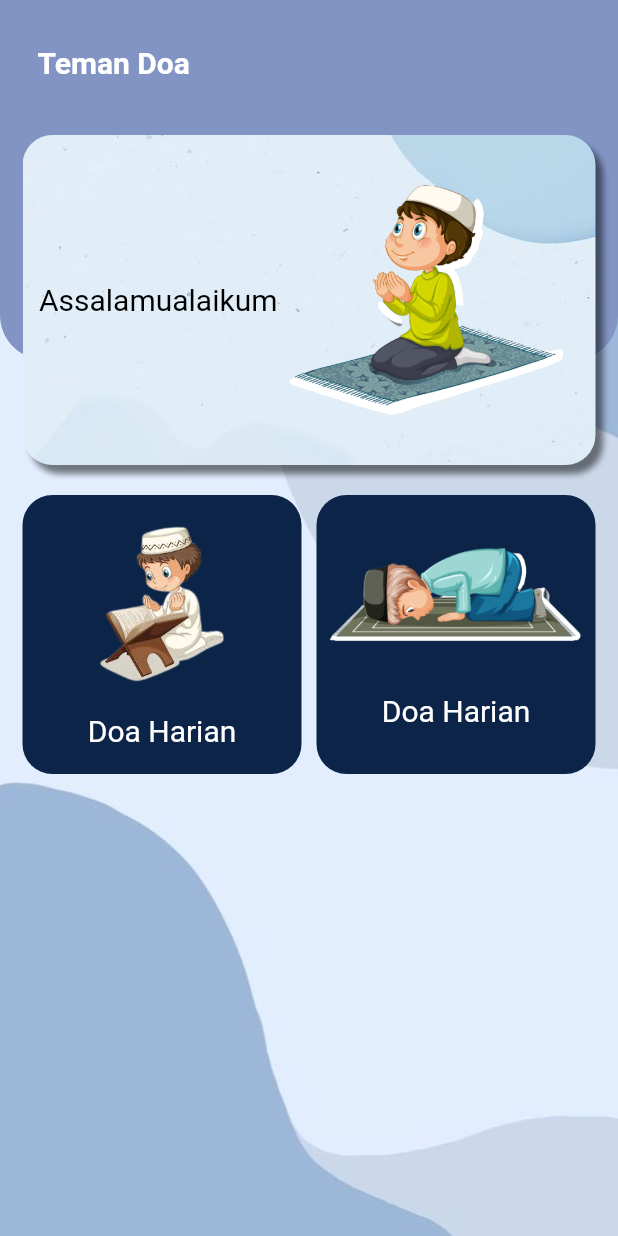
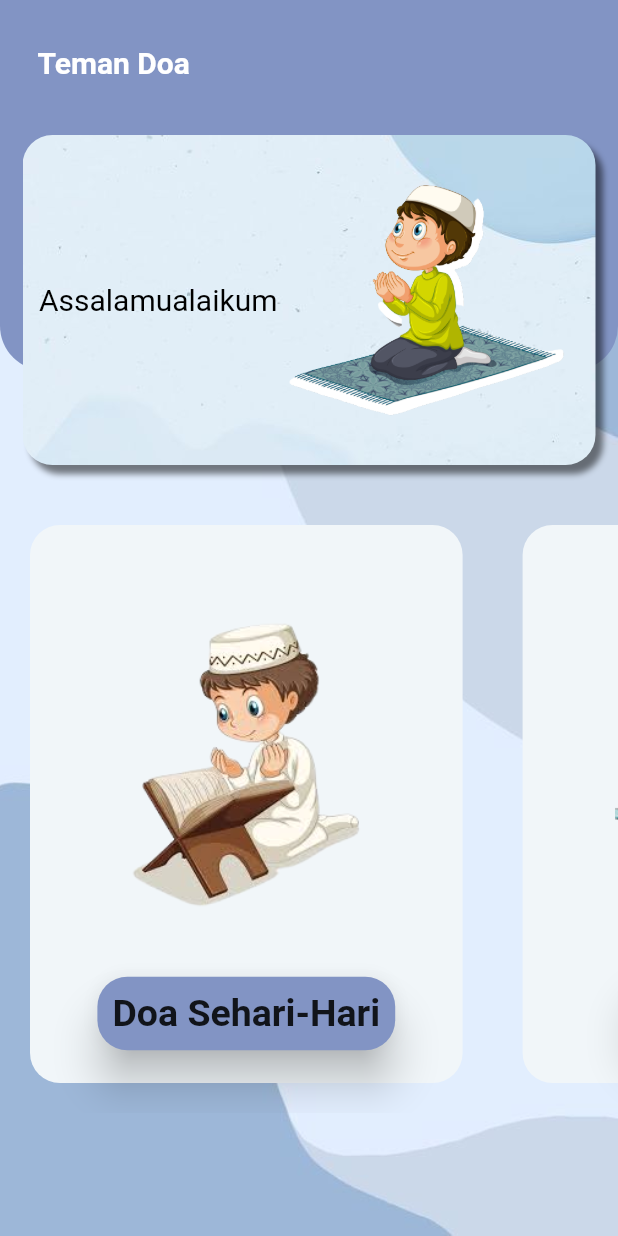
Before and after one commit to HgRayhan08/aplikasi_teman_berdoa, a Flutter app: the screen it shows after launch, on a phone screen of 412 x 824 dp. Run offline on Flutter 3.47's test engine with Material 2 defaults, Android fonts, the phone set to English and light mode, and no system bars; our stand-ins replace dio, google_fonts.

Commit message:
menyelesaikan screen utama

```diff
--- a/lib/screen/dashboard_screen.dart
+++ b/lib/screen/dashboard_screen.dart
@@ -1,6 +1,7 @@
+import 'package:aplikasi_teman_berdoa/screen/bacaan_sholat_screen.dart';
 import 'package:aplikasi_teman_berdoa/screen/doa_harian_screen.dart';
-import 'package:aplikasi_teman_berdoa/screen/menu_sholat_screen.dart';
-import 'package:aplikasi_teman_berdoa/widget/menu_dashboard_custom_widget.dart';
+import 'package:aplikasi_teman_berdoa/screen/niat_sholat_screen.dart';
+import 'package:aplikasi_teman_berdoa/widget/menu_custom_widget.dart';
 import 'package:flutter/material.dart';
 
 class DashboardScreen extends StatelessWidget {
@@ -10,6 +11,13 @@ class DashboardScreen extends StatelessWidget {
 
   @override
   Widget build(BuildContext context) {
+    // ignore: non_constant_identifier_names
+    final MediaQueryHeight = MediaQuery.of(context).size.height;
+
+    // ignore: non_constant_identifier_names
+    final MediaQueryWidth = MediaQuery.of(context).size.width;
+
+    final bodyHeight = MediaQueryHeight - MediaQuery.of(context).padding.top;
     return Container(
       decoration: const BoxDecoration(
         image: DecorationImage(
@@ -18,10 +26,6 @@ class DashboardScreen extends StatelessWidget {
       ),
       child: Scaffold(
         backgroundColor: Colors.transparent,
-        // backgroundColor: const Color(0xffA5D7E8),
-        // appBar: AppBar(
-        //   title: const Text("sahabat muslim"),
-        // ),
         body: SafeArea(
           child: Stack(
             children: [
@@ -34,7 +38,7 @@ class DashboardScreen extends StatelessWidget {
                   color: Color(0xff8294C4),
                 ),
                 width: double.infinity,
-                height: 240,
+                height: bodyHeight * 0.3,
               ),
               const Positioned(
                 top: 30,
@@ -71,7 +75,6 @@ class DashboardScreen extends StatelessWidget {
                             blurRadius: 3,
                             offset: const Offset(5, 6))
                       ],
-                      // color: Color(0xff0B2447),
                     ),
                     child: Row(
                       mainAxisAlignment: MainAxisAlignment.spaceEvenly,
@@ -91,29 +94,39 @@ class DashboardScreen extends StatelessWidget {
                     height: 20,
                   ),
                   SizedBox(
-                    height: 200,
-                    // color: Colors.green,
-                    child: GridView.count(
-                      padding: const EdgeInsets.symmetric(horizontal: 15),
-                      crossAxisSpacing: 10,
-                      mainAxisSpacing: 10,
-                      crossAxisCount: 2,
+                    height: bodyHeight * 0.5,
+                    child: ListView(
+                      scrollDirection: Axis.horizontal,
                       children: [
-                        MenuDashboardCustom(
-                          nama: "Doa Harian",
+                        MenuCustom(
+                          mediaQueryWidth: MediaQueryWidth,
+                          mediaQueryheight: MediaQueryHeight,
+                          widthImage: MediaQueryHeight * 0.2,
+                          text: "Doa Sehari-Hari",
                           image: Image.asset(
                             "assets/images/doa.png",
-                            width: 90,
                           ),
                           navigasi: DoaHarianScreen.routename,
                         ),
-                        MenuDashboardCustom(
-                          nama: "Doa Harian",
+                        MenuCustom(
+                          mediaQueryWidth: MediaQueryWidth,
+                          mediaQueryheight: MediaQueryHeight,
+                          widthImage: MediaQueryHeight * 0.2,
+                          text: "Niat Sholat",
                           image: Image.asset(
-                            "assets/images/sholat.png",
-                            width: 180,
+                            "assets/images/bacaan.png",
                           ),
-                          navigasi: MenuSholatScreen.routename,
+                          navigasi: NiatSholatScreen.routename,
+                        ),
+                        MenuCustom(
+                          mediaQueryWidth: MediaQueryWidth,
+                          mediaQueryheight: MediaQueryHeight,
+                          widthImage: MediaQueryHeight * 0.2,
+                          text: "Bacaan Sholat",
+                          image: Image.asset(
+                            "assets/images/niat.png",
+                          ),
+                          navigasi: BacaanSholatScreen.routename,
                         ),
                       ],
                     ),
--- /dev/null
+++ b/lib/widget/menu_custom_widget.dart
@@ -0,0 +1,68 @@
+// ignore: must_be_immutable
+import 'package:flutter/material.dart';
+
+// ignore: must_be_immutable
+class MenuCustom extends StatelessWidget {
+  final double mediaQueryWidth;
+  final double? mediaQueryheight;
+  final double widthImage;
+  String? navigasi;
+  String text;
+  Image image;
+  MenuCustom(
+      {super.key,
+      required this.mediaQueryWidth,
+      this.mediaQueryheight,
+      required this.image,
+      required this.widthImage,
+      this.navigasi,
+      required this.text});
+
+  @override
+  Widget build(BuildContext context) {
+    return Container(
+      width: mediaQueryWidth * 0.7,
+      height: 200,
+      margin: const EdgeInsets.all(20),
+      decoration: const BoxDecoration(
+        borderRadius: BorderRadius.all(
+          Radius.circular(20),
+        ),
+        color: Color(0xffF1F6F9),
+      ),
+      child: Column(
+        mainAxisAlignment: MainAxisAlignment.spaceAround,
+        children: [
+          const SizedBox(
+            height: 5,
+          ),
+          Image(
+            image: image.image,
+            width: widthImage,
+          ),
+          GestureDetector(
+            onTap: () {
+              Navigator.of(context).pushNamed(navigasi!);
+            },
+            child: Card(
+              color: const Color(0xff8294C4),
+              shape: const RoundedRectangleBorder(
+                borderRadius: BorderRadius.all(
+                  Radius.circular(20),
+                ),
+              ),
+              elevation: 12,
+              child: Padding(
+                padding: const EdgeInsets.all(10),
+                child: Text(
+                  text,
+                  style: TextStyle(fontSize: 25, fontWeight: FontWeight.w700),
+                ),
+              ),
+            ),
+          )
+        ],
+      ),
+    );
+  }
+}
--- a/lib/widget/menu_dashboard_custom_widget.dart
+++ /dev/null
@@ -1,42 +0,0 @@
-import 'package:flutter/material.dart';
-
-// ignore: must_be_immutable
-class MenuDashboardCustom extends StatelessWidget {
-  String nama;
-  Image image;
-  String navigasi;
-
-  MenuDashboardCustom({
-    super.key,
-    required this.nama,
-    required this.image,
-    required this.navigasi,
-  });
-
-  @override
-  Widget build(BuildContext context) {
-    return GestureDetector(
-      onTap: () {
-        Navigator.of(context).pushNamed(navigasi);
-      },
-      child: Container(
-        decoration: const BoxDecoration(
-          borderRadius: BorderRadius.all(
-            Radius.circular(20),
-          ),
-          color: Color(0xff0B2447),
-        ),
-        child: Column(
-          mainAxisAlignment: MainAxisAlignment.spaceEvenly,
-          children: [
-            image,
-            Text(
-              nama,
-              style: const TextStyle(fontSize: 20, color: Colors.white),
-            ),
-          ],
-        ),
-      ),
-    );
-  }
-}
```
